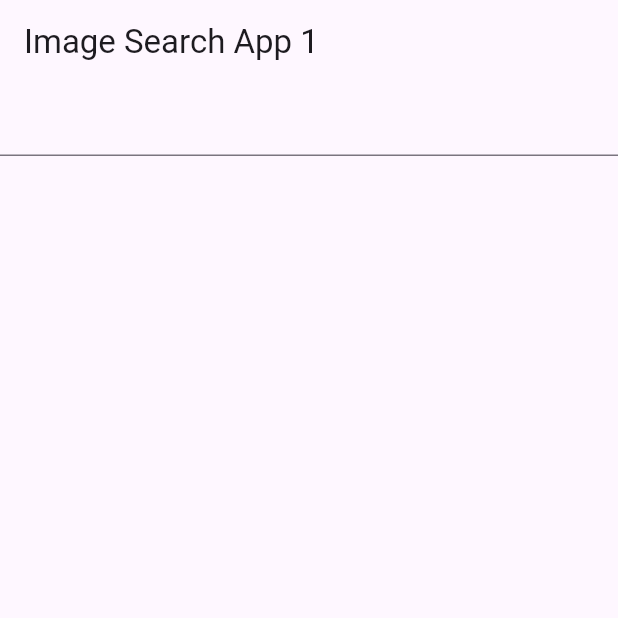
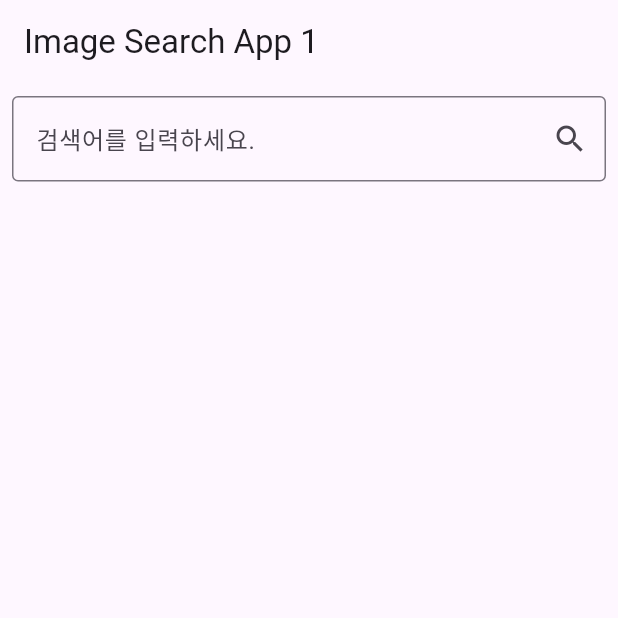
Before and after one commit to 0titanium/flutter_image_search_clean_architecture_1, a Flutter app: the screen it shows after launch, on a phone screen of 412 x 824 dp, the top half of it. Run offline on Flutter 3.47's test engine with Material 3 defaults, Android fonts, the phone set to English and light mode, and no system bars; our stand-ins replace freezed_annotation.

Commit message:
feat: add search list screen

```diff
--- a/lib/presentation/search_list/search_list_screen.dart
+++ b/lib/presentation/search_list/search_list_screen.dart
@@ -29,7 +29,32 @@ class _SearchListScreenState extends State<SearchListScreen> {
       ),
       body: Column(
         children: [
-          TextField(),
+          Padding(
+            padding: const EdgeInsets.all(8.0),
+            child: TextField(
+              controller: _queryTextEditingController,
+              decoration: InputDecoration(
+                  border: const OutlineInputBorder(),
+                  hintText: '검색어를 입력하세요.',
+                  suffixIcon: IconButton(
+                    icon: const Icon(Icons.search),
+                    onPressed: () {
+                      final query = _queryTextEditingController.text;
+                      viewModel.onSearch(query);
+                    },
+                  )),
+            ),
+          ),
+          Expanded(
+              child: state.isLoading
+                  ? const Center(
+                      child: CircularProgressIndicator(),
+                    )
+                  : GridView.count(
+                      crossAxisCount: 2,
+                      children: state.photos
+                          .map((photo) => Image.network(photo.largeImageURL))
+                          .toList())),
         ],
       ),
     );
```
